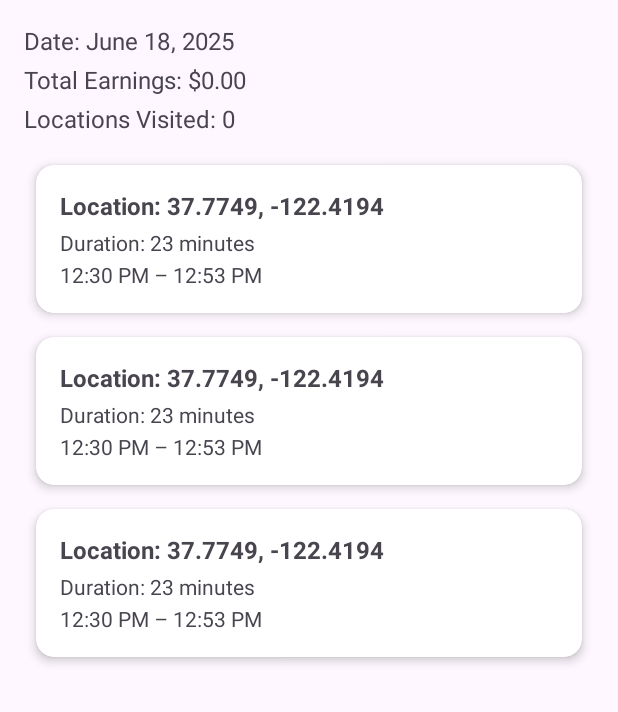
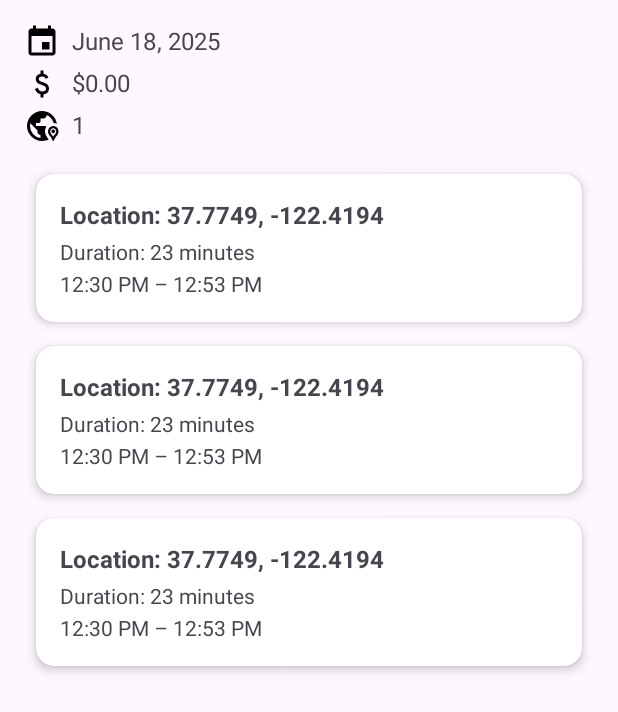
Before and after one commit to super-massive-code/Android-SuperVendo, an Android app: the layout activity_main.xml on its own in the app's theme, with its tools: preview values and no code run, on a phone screen of 412 x 824 dp. Shown: the top 712 px of the screen. Run offline under Robolectric (Android 15) with nearby library versions, the phone set to English and light mode, and no system bars.

Commit message:
Replace text labels with vector icons for cleaner UI
- Added vector drawables to replace text labels
- Removed redundant text descriptions for a more polished look

```diff
--- a/app/src/main/java/com/supermassivecode/supervendo/ui/MainActivity.kt
+++ b/app/src/main/java/com/supermassivecode/supervendo/ui/MainActivity.kt
@@ -32,7 +32,7 @@ class MainActivity : ComponentActivity() {
 
         viewModel.dwellLocations.observe(this) { dwellList ->
             adapter.updateData(dwellList)
-            locationsText.text = "Locations Visited: ${dwellList.size}"
+            locationsText.text = "${dwellList.size}"
         }
 
         viewModel.earningsToday.observe(this) { totalText ->
@@ -40,7 +40,7 @@ class MainActivity : ComponentActivity() {
         }
 
         viewModel.todayDate.observe(this) { dateStr ->
-            dateText.text = "Date: $dateStr"
+            dateText.text = dateStr
         }
     }
 }
--- a/app/src/main/java/com/supermassivecode/supervendo/ui/MainViewModel.kt
+++ b/app/src/main/java/com/supermassivecode/supervendo/ui/MainViewModel.kt
@@ -48,7 +48,7 @@ class MainViewModel(application: Application) : AndroidViewModel(application) {
                         .now()
                         .format(DateTimeFormatter.ofPattern("EEEE, MMM d"))
                 )
-                _earningsToday.postValue("Earnings: ${day.earningsTotal}")
+                _earningsToday.postValue("${day.earningsTotal}")
                 _dwellLocations.postValue(uiList)
             }
         }
--- /dev/null
+++ b/app/src/main/res/drawable/ic_calendar.xml
@@ -0,0 +1,5 @@
+<vector xmlns:android="http://schemas.android.com/apk/res/android" android:height="24dp" android:tint="#000000" android:viewportHeight="24" android:viewportWidth="24" android:width="24dp">
+
+    <path android:fillColor="@android:color/white" android:pathData="M17,12h-5v5h5v-5zM16,1v2L8,3L8,1L6,1v2L5,3c-1.11,0 -1.99,0.9 -1.99,2L3,19c0,1.1 0.89,2 2,2h14c1.1,0 2,-0.9 2,-2L21,5c0,-1.1 -0.9,-2 -2,-2h-1L18,1h-2zM19,19L5,19L5,8h14v11z"/>
+
+</vector>
--- /dev/null
+++ b/app/src/main/res/drawable/ic_location.xml
@@ -0,0 +1,5 @@
+<vector xmlns:android="http://schemas.android.com/apk/res/android" android:height="24dp" android:tint="#000000" android:viewportHeight="960" android:viewportWidth="960" android:width="24dp">
+
+    <path android:fillColor="@android:color/white" android:pathData="M480,880Q397,880 324,848.5Q251,817 197,763Q143,709 111.5,636Q80,563 80,480Q80,397 111.5,324Q143,251 197,197Q251,143 324,111.5Q397,80 480,80Q632,80 743.5,178Q855,276 876,422Q856,412 834.5,406.5Q813,401 790,400Q771,327 721.5,270Q672,213 600,184L600,200Q600,233 576.5,256.5Q553,280 520,280L440,280L440,360Q440,377 428.5,388.5Q417,400 400,400L320,400L320,480L560,480Q571,480 580.5,485.5Q590,491 595,501Q578,528 569,558Q560,588 560,620Q560,683 592.5,737Q625,791 659,838Q618,858 573,869Q528,880 480,880ZM440,798L440,720Q407,720 383.5,696.5Q360,673 360,640L360,600L168,408Q165,426 162.5,444Q160,462 160,480Q160,601 239.5,692Q319,783 440,798ZM780,880Q773,880 768,876Q763,872 761,866Q750,831 730,801Q710,771 687,742Q666,716 653,685Q640,654 640,620Q640,562 681,521Q722,480 780,480Q838,480 879,521Q920,562 920,620Q920,654 906.5,684.5Q893,715 873,742Q850,771 830,801Q810,831 799,866Q797,872 792,876Q787,880 780,880ZM780,767Q790,750 802,735.5Q814,721 825,706Q839,687 849.5,665.5Q860,644 860,620Q860,587 836.5,563.5Q813,540 780,540Q747,540 723.5,563.5Q700,587 700,620Q700,644 710.5,665.5Q721,687 735,706Q747,721 758.5,735.5Q770,750 780,767ZM780,670Q759,670 744.5,655.5Q730,641 730,620Q730,599 744.5,584.5Q759,570 780,570Q801,570 815.5,584.5Q830,599 830,620Q830,641 815.5,655.5Q801,670 780,670Z"/>
+
+</vector>
--- /dev/null
+++ b/app/src/main/res/drawable/ic_money.xml
@@ -0,0 +1,5 @@
+<vector xmlns:android="http://schemas.android.com/apk/res/android" android:height="24dp" android:tint="#000000" android:viewportHeight="960" android:viewportWidth="960" android:width="24dp">
+
+    <path android:fillColor="@android:color/white" android:pathData="M441,840L441,754Q388,742 349.5,708Q311,674 293,612L367,582Q382,630 411.5,655Q441,680 489,680Q530,680 558.5,661.5Q587,643 587,604Q587,569 565,548.5Q543,528 463,502Q377,475 345,437.5Q313,400 313,346Q313,281 355,245Q397,209 441,204L441,120L521,120L521,204Q571,212 603.5,240.5Q636,269 651,310L577,342Q565,310 543,294Q521,278 483,278Q439,278 416,297.5Q393,317 393,346Q393,379 423,398Q453,417 527,438Q596,458 631.5,501.5Q667,545 667,602Q667,673 625,710Q583,747 521,756L521,840L441,840Z"/>
+
+</vector>
--- a/app/src/main/res/layout/activity_main.xml
+++ b/app/src/main/res/layout/activity_main.xml
@@ -11,25 +11,34 @@
         android:id="@+id/dateText"
         android:layout_width="wrap_content"
         android:layout_height="wrap_content"
-        tools:text="Date: June 18, 2025"
-        android:textSize="16sp"/>
+        android:drawableStart="@drawable/ic_calendar"
+        android:drawablePadding="8dp"
+        tools:text="June 18, 2025"
+        android:textSize="16sp"
+        tools:ignore="UseCompatTextViewDrawableXml" />
 
     <TextView
         android:id="@+id/earningsText"
         android:layout_width="wrap_content"
         android:layout_height="wrap_content"
-        tools:text="Total Earnings: $0.00"
+        android:drawableStart="@drawable/ic_money"
+        android:drawablePadding="8dp"
+        tools:text="$0.00"
         android:textSize="16sp"
-        android:layout_marginTop="4dp"/>
+        android:layout_marginTop="4dp"
+        tools:ignore="UseCompatTextViewDrawableXml" />
 
     <TextView
         android:id="@+id/locationsVisitedText"
         android:layout_width="wrap_content"
         android:layout_height="wrap_content"
-        tools:text="Locations Visited: 0"
+        android:drawableStart="@drawable/ic_location"
+        android:drawablePadding="8dp"
+        tools:text="1"
         android:textSize="16sp"
         android:layout_marginBottom="12dp"
-        android:layout_marginTop="4dp"/>
+        android:layout_marginTop="4dp"
+        tools:ignore="UseCompatTextViewDrawableXml" />
 
     <androidx.recyclerview.widget.RecyclerView
         android:id="@+id/dwellRecyclerView"
```
